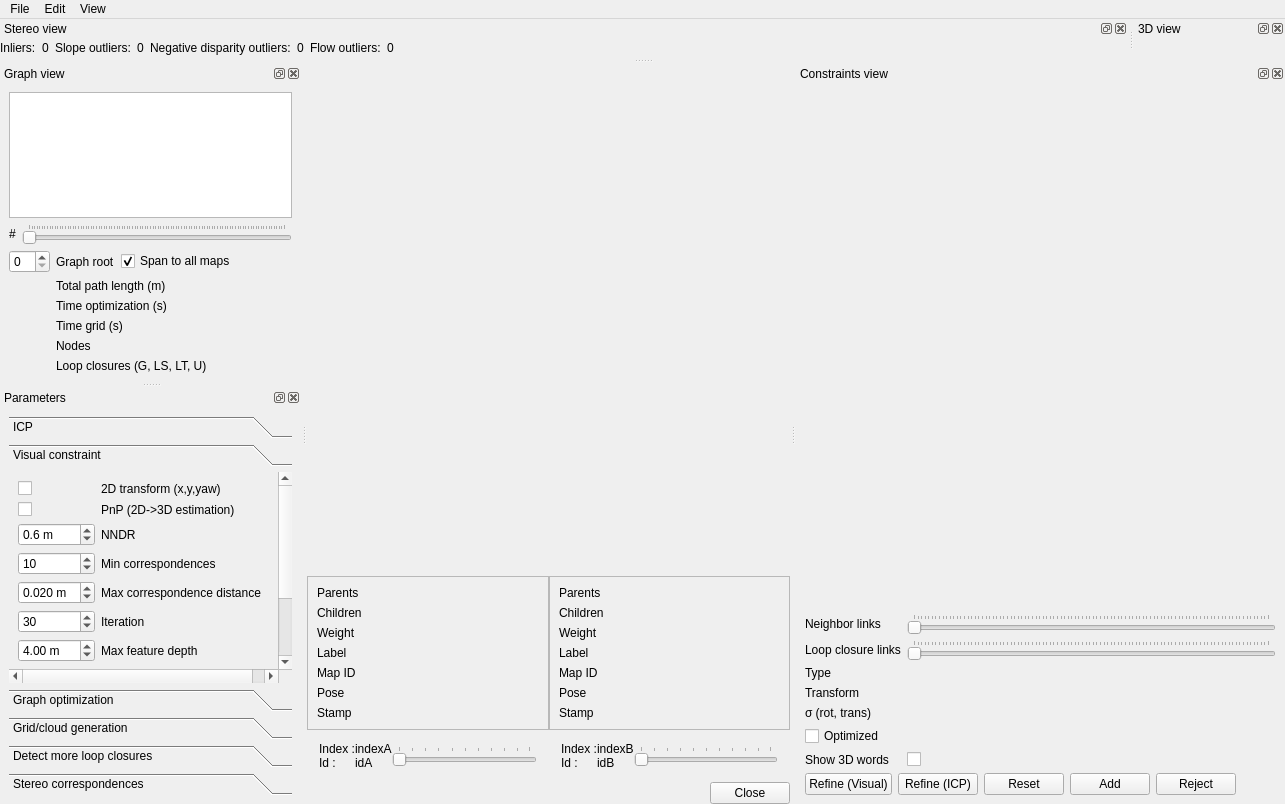
First picture: the form in guilib/src/ui/DatabaseViewer.ui, repository introlab/rtabmap, before the edit.
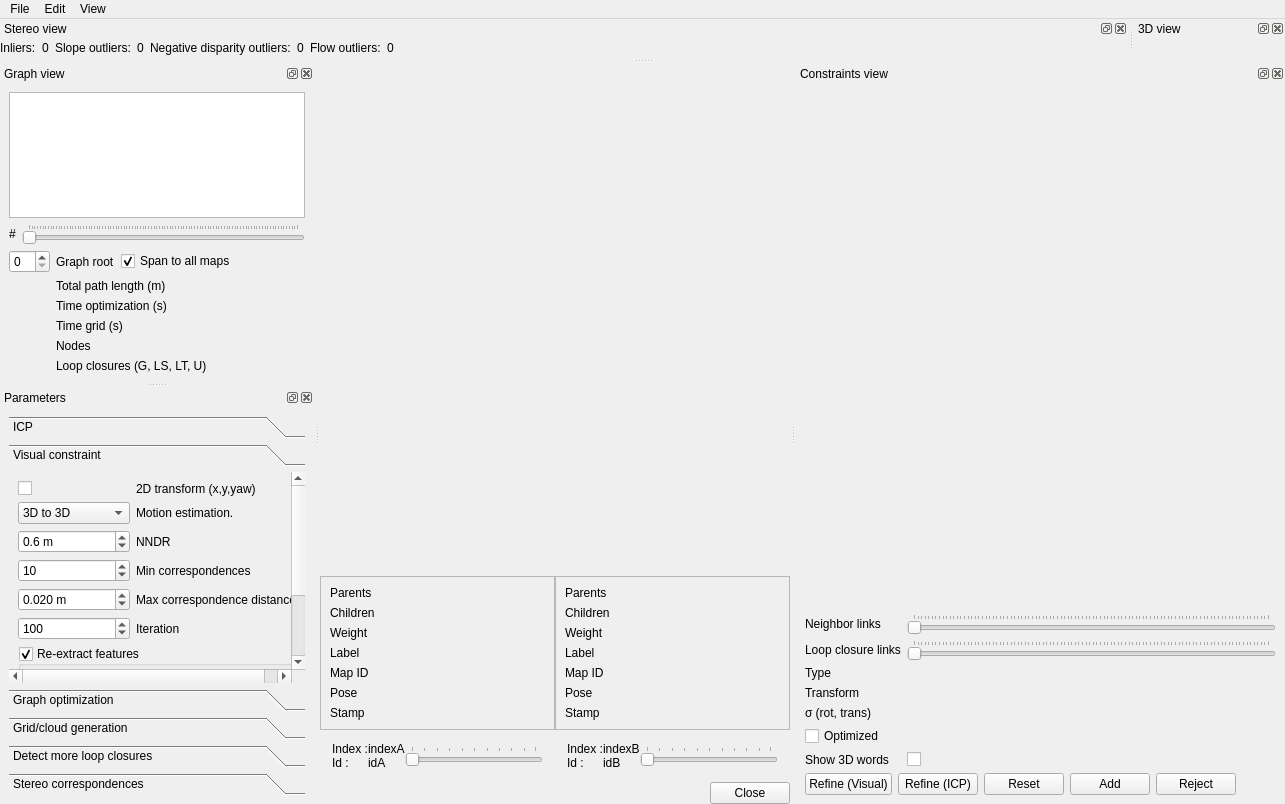
Second picture: the form after the edit. The open tabs and pages were chosen to show the change. Custom widgets are drawn as their Qt base class.

Commit message: Refactored motion estimation parameters in the GUI.

```diff
--- a/guilib/src/ui/DatabaseViewer.ui
+++ b/guilib/src/ui/DatabaseViewer.ui
@@ -50,8 +50,8 @@
             <rect>
              <x>0</x>
              <y>0</y>
-             <width>196</width>
-             <height>184</height>
+             <width>166</width>
+             <height>173</height>
             </rect>
            </property>
            <layout class="QGridLayout" name="gridLayout" columnstretch="0,1">
@@ -236,8 +236,8 @@
             <rect>
              <x>0</x>
              <y>0</y>
-             <width>195</width>
-             <height>184</height>
+             <width>165</width>
+             <height>173</height>
             </rect>
            </property>
            <layout class="QGridLayout" name="gridLayout_2" columnstretch="0,1">
@@ -1026,7 +1026,7 @@
           <x>0</x>
           <y>0</y>
           <width>351</width>
-          <height>355</height>
+          <height>347</height>
          </rect>
         </property>
         <attribute name="label">
@@ -1044,7 +1044,7 @@
               <number>1000</number>
              </property>
              <property name="value">
-              <number>30</number>
+              <number>100</number>
              </property>
             </widget>
            </item>
@@ -1055,29 +1055,6 @@
              </property>
             </widget>
            </item>
-           <item row="6" column="0">
-            <widget class="QDoubleSpinBox" name="doubleSpinBox_visual_maxDepth">
-             <property name="suffix">
-              <string> m</string>
-             </property>
-             <property name="decimals">
-              <number>2</number>
-             </property>
-             <property name="maximum">
-              <double>100.000000000000000</double>
-             </property>
-             <property name="value">
-              <double>4.000000000000000</double>
-             </property>
-            </widget>
-           </item>
-           <item row="6" column="1">
-            <widget class="QLabel" name="label_19">
-             <property name="text">
-              <string>Max feature depth</string>
-             </property>
-            </widget>
-           </item>
            <item row="4" column="1">
             <widget class="QLabel" name="label_22">
              <property name="text">
@@ -1170,15 +1147,22 @@
            <item row="1" column="1">
             <widget class="QLabel" name="label_53">
              <property name="text">
-              <string>PnP (2D-&gt;3D estimation)</string>
+              <string>Motion estimation.</string>
              </property>
             </widget>
            </item>
            <item row="1" column="0">
-            <widget class="QCheckBox" name="checkBox_pnp">
-             <property name="text">
-              <string/>
-             </property>
+            <widget class="QComboBox" name="comboBox_estimationType">
+             <item>
+              <property name="text">
+               <string>3D to 3D</string>
+              </property>
+             </item>
+             <item>
+              <property name="text">
+               <string>3D to 2D (PnP)</string>
+              </property>
+             </item>
             </widget>
            </item>
           </layout>
@@ -1285,7 +1269,7 @@
               </item>
              </widget>
             </item>
-            <item row="2" column="0">
+            <item row="3" column="0">
              <spacer name="verticalSpacer_2">
               <property name="orientation">
                <enum>Qt::Vertical</enum>
@@ -1298,6 +1282,29 @@
               </property>
              </spacer>
             </item>
+            <item row="2" column="1">
+             <widget class="QLabel" name="label_19">
+              <property name="text">
+               <string>Max feature depth</string>
+              </property>
+             </widget>
+            </item>
+            <item row="2" column="0">
+             <widget class="QDoubleSpinBox" name="doubleSpinBox_visual_maxDepth">
+              <property name="suffix">
+               <string> m</string>
+              </property>
+              <property name="decimals">
+               <number>2</number>
+              </property>
+              <property name="maximum">
+               <double>100.000000000000000</double>
+              </property>
+              <property name="value">
+               <double>4.000000000000000</double>
+              </property>
+             </widget>
+            </item>
            </layout>
           </widget>
          </item>
```
Left out of the diff: 22 changed lines with no effect on the pictures. The commit also changes 13 other files.
